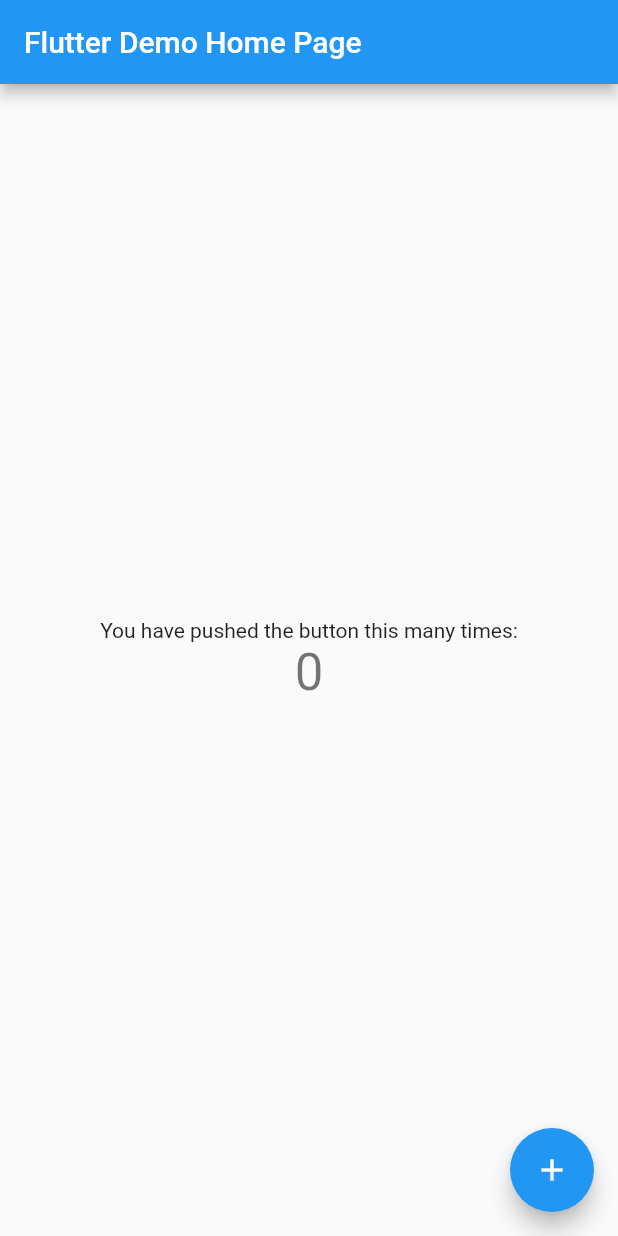
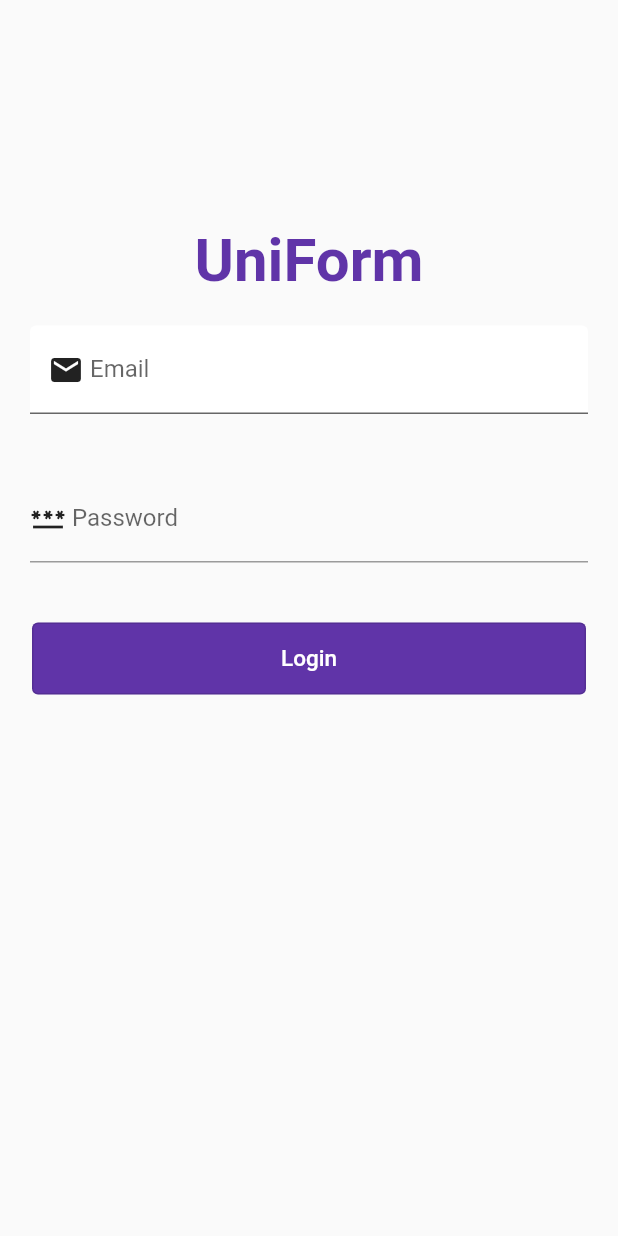
Before and after one commit to nusret35/CS310_project, a Flutter app: the screen it shows after launch, on a phone screen of 412 x 824 dp. Run offline on Flutter 3.47's test engine with Material 2 defaults, Android fonts, the phone set to English and light mode, and no system bars; our stand-ins replace email_validator.

Commit message:
login view and feed view

```diff
--- /dev/null
+++ b/lib/login_view.dart
@@ -0,0 +1,130 @@
+import 'package:flutter/material.dart';
+import 'package:email_validator/email_validator.dart';
+import 'package:flutter/services.dart';
+
+class LoginView extends StatefulWidget {
+  const LoginView({Key? key}) : super(key: key);
+
+
+  @override
+  State<LoginView> createState() => _LoginViewState();
+}
+
+class _LoginViewState extends State<LoginView> {
+  final _formKey = GlobalKey<FormState>();
+  String email = '';
+  String password = '';
+  @override
+  Widget build(BuildContext context) {
+    return Scaffold(
+      body: SingleChildScrollView(
+        child: SafeArea(
+          child: Center(
+            child: Column(
+              children: [
+                SizedBox(height: 150,),
+                Text(
+                  'UniForm',
+                  style: TextStyle(
+                    fontSize: 40.0,
+                    fontWeight: FontWeight.bold,
+                    color: Color(0xFF6034A8),
+                  ),
+                ),
+                Form(
+                    key: _formKey,
+                    child: Column(
+                      crossAxisAlignment: CrossAxisAlignment.stretch,
+                      children: [
+                        Container(
+                          padding: EdgeInsets.all(20),
+                          child: TextFormField(
+                            keyboardType: TextInputType.emailAddress,
+                            validator: (value){
+                              if (value != null){
+                                if (EmailValidator.validate(value) == false)
+                                {
+                                  return 'Please enter valid email';
+                                }
+                              }
+                              else
+                                {
+                                  return 'Please enter your email address';
+                                }
+                            },
+                            onSaved: (value) {
+                              email = value ?? '';
+                            },
+                            decoration: InputDecoration(
+                              label: Container(
+                                width: 100,
+                                child: Row(
+                                  children: [
+                                    const Icon(Icons.email),
+                                    const SizedBox(width: 4,),
+                                    const Text('Email'),
+                                  ],
+                                ),
+                              ),
+                              fillColor: Colors.white,
+                              filled: true,
+                            ),
+                          ),
+                        ),
+                        Container(
+                          padding: EdgeInsets.all(20.0),
+                          child: TextFormField(
+                            keyboardType: TextInputType.visiblePassword,
+                            decoration: InputDecoration(
+                              label: Container(
+                                width: 100,
+                                  child: Row(
+                                    children: [
+                                      const Icon(Icons.password),
+                                      const SizedBox(width: 4),
+                                      const Text('Password'),
+                                    ],
+                                  ),
+                              )
+                            ),
+                            validator: (value){
+                              if (value != null)
+                                {
+                                  if (value.length <= 6)
+                                    {
+                                      return 'Please enter a valid password';
+                                    }
+                                }
+                              else {
+                                return 'Please enter your password';
+                              }
+                            },
+                          ),
+                        ),
+                      ],
+                    ),
+                ),
+                SizedBox(height: 20.0,),
+                OutlinedButton(
+                  onPressed: () => {},
+                  style: ButtonStyle(
+                    backgroundColor: MaterialStateProperty.all<Color>(Color(0xFF6034A8)),
+                    foregroundColor: MaterialStateProperty.all<Color>(Colors.white),
+                  ),
+                  child: Padding(
+                    padding: const EdgeInsets.symmetric(vertical: 15.0, horizontal: 150.0),
+                    child: Text('Login',
+                      style: TextStyle(
+                        fontSize: 15.0
+                      ),
+                    ),
+                  ),
+                ),
+              ],
+            ),
+          ),
+        ),
+      ),
+    );
+  }
+}
--- a/lib/main.dart
+++ b/lib/main.dart
@@ -1,4 +1,6 @@
 import 'package:flutter/material.dart';
+import 'package:untitled/feed_view.dart';
+import 'package:untitled/login_view.dart';
 
 void main() {
   runApp(const MyApp());
@@ -11,20 +13,7 @@ class MyApp extends StatelessWidget {
   @override
   Widget build(BuildContext context) {
     return MaterialApp(
-      title: 'Flutter Demo',
-      theme: ThemeData(
-        // This is the theme of your application.
-        //
-        // Try running your application with "flutter run". You'll see the
-        // application has a blue toolbar. Then, without quitting the app, try
-        // changing the primarySwatch below to Colors.green and then invoke
-        // "hot reload" (press "r" in the console where you ran "flutter run",
-        // or simply save your changes to "hot reload" in a Flutter IDE).
-        // Notice that the counter didn't reset back to zero; the application
-        // is not restarted.
-        primarySwatch: Colors.blue,
-      ),
-      home: const MyHomePage(title: 'Flutter Demo Home Page'),
+      home: LoginView(),
     );
   }
 }
```
Also changed, not shown: lib/feed_view.dart (added, +112 -0 lines), lib/post.dart (added, +125 -0 lines).
